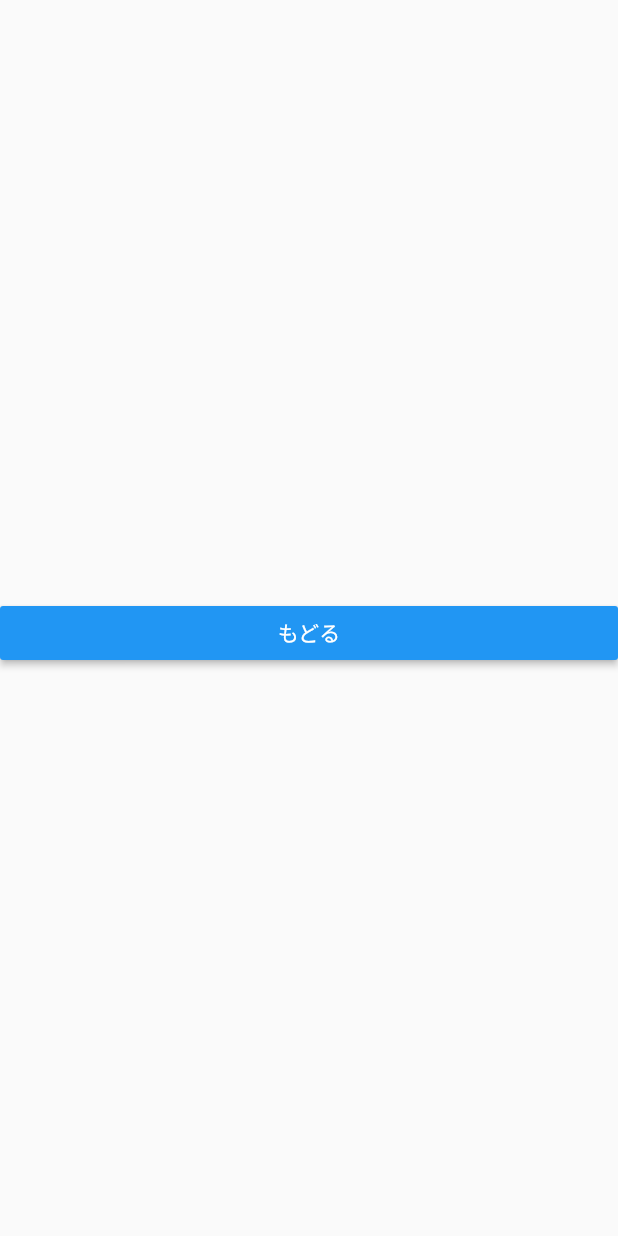
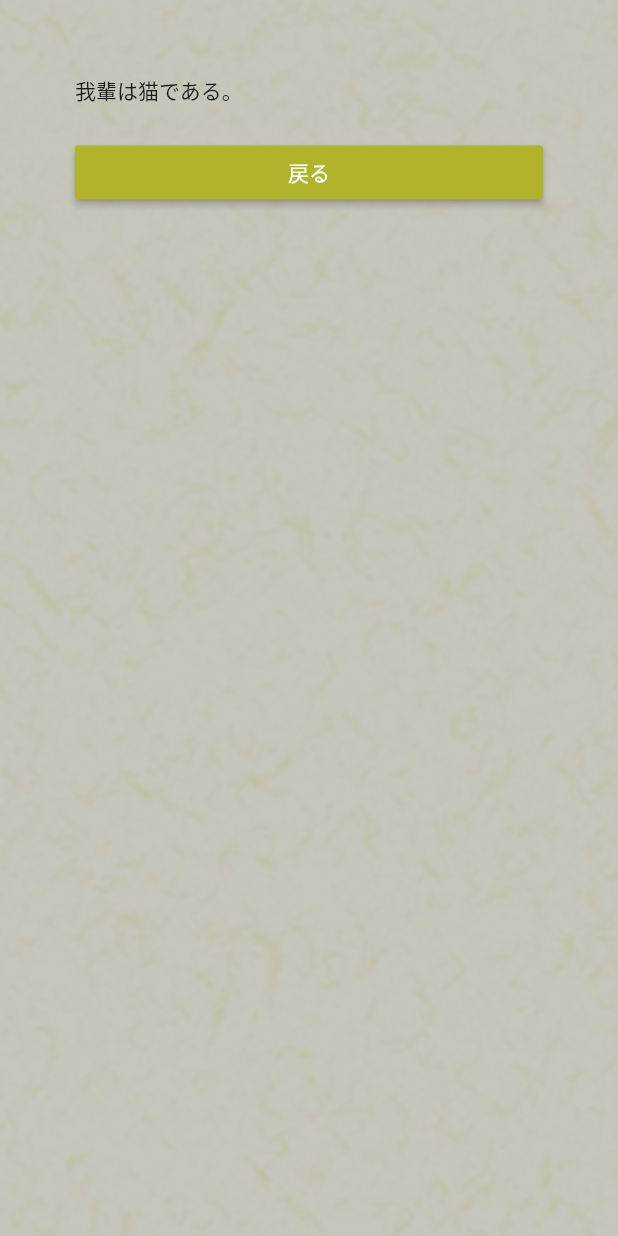
Before and after one commit to hoshinari/wakaiwa, a Flutter app: the Result screen opened by its route, on a phone screen of 412 x 824 dp. Run offline on Flutter 3.47's test engine with Material 2 defaults, Android fonts, the phone set to English and light mode, and no system bars.

Commit message:
Made result

```diff
--- a/lib/pages/result.dart
+++ b/lib/pages/result.dart
@@ -1,4 +1,6 @@
 import 'package:flutter/material.dart';
+import 'dart:ui' as ui;
+
 
 class Result extends StatefulWidget {
   @override
@@ -6,31 +8,62 @@ class Result extends StatefulWidget {
 }
 
 class _ResultState extends State<Result> {
+
+
+  @override
+  void initState(){
+    super.initState();
+  }
   @override
   Widget build(BuildContext context) {
     final Size size = MediaQuery.of(context).size;
     return new Scaffold(
-      body: new Center(
-        child:new Container(
+      body: Stack(
+        children:<Widget>[
+          Center(
+            child: Image.asset(
+              'images/wasi2.png',
+              fit: BoxFit.cover,
+              height: size.height,
+            ),
+          ),
+          BackdropFilter(
+            filter: ui.ImageFilter.blur(sigmaX: 1.0, sigmaY: 1.0),
+            child: Container(
+              color: Colors.black.withOpacity(0.2),
+            ),
+          ),
+
+          Container(
+            padding: new EdgeInsets.all(50.0),
+            child: new Form(
+              child: new ListView(
+                children: <Widget>[
+                  Text("我輩は猫である。"),
+                  Container(
                     width: size.width,
                     child: new RaisedButton(
                       child: new Text(
-              'もどる',
+                        '戻る',
                         style: new TextStyle(
                           color: Colors.white
                         ),
                       ),
                       onPressed: (){
-              Navigator.pushNamed(context, '/');
+                        Navigator.pushNamed(context, '/result');
                       },
-            color: Colors.blue,
+                      color: Colors.lime[700],
                     ),
                     margin: new EdgeInsets.only(
                       top: 20.0
                     ),
                   ),
+                ],
               ),
-
+            )
+          ),
+        ],
+      ),
     );
 
   }
--- a/pubspec.yaml
+++ b/pubspec.yaml
@@ -23,6 +23,7 @@ dependencies:
   # The following adds the Cupertino Icons font to your application.
   # Use with the CupertinoIcons class for iOS style icons.
   cupertino_icons: ^0.1.2
+  http: ^0.11.3
 
 dev_dependencies:
   flutter_test:
@@ -38,6 +39,7 @@ flutter:
     - images/wasi.png
     - images/image.png
     - images/wakaiwa.png
+    - images/wasi2.png
 
   # The following line ensures that the Material Icons font is
   # included with your application, so that you can use the icons in
```
Also changed, not shown: images/wasi2.png (added), pubspec.lock. Lines whose indentation alone changed are shown as unchanged.
